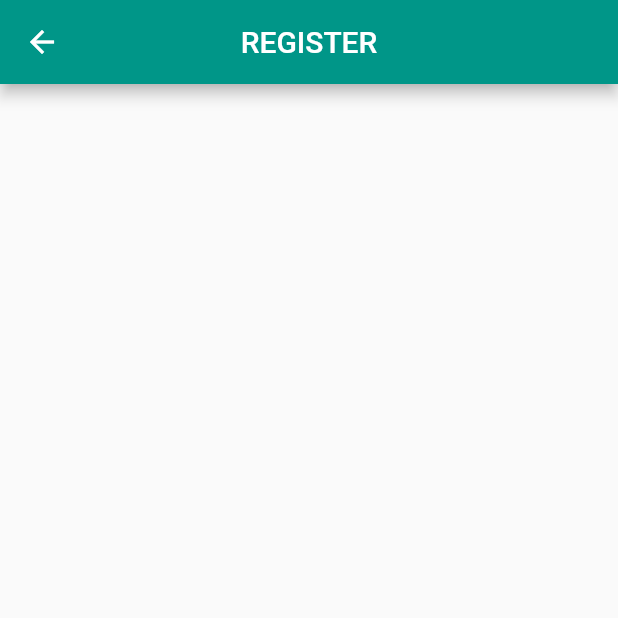
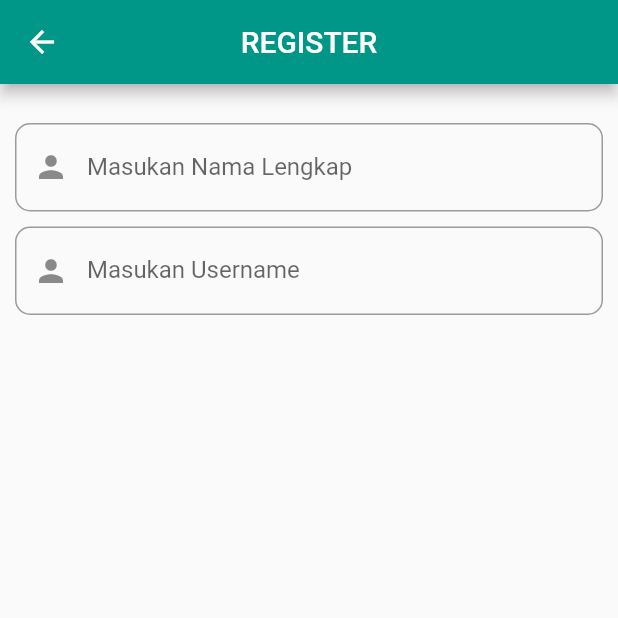
Before and after one commit to imamandrias/tugas13, a Flutter app: the screen it shows after launch, after a tap on "Belum Terdaftar? Daftar Sekarang", on a phone screen of 412 x 824 dp, the top half of it. Run offline on Flutter 3.47's test engine with Material 2 defaults, Android fonts, the phone set to English and light mode, and no system bars.

Commit message:
penambahan register

```diff
--- a/mahasiswaku_apps/lib/screen/page_login.dart
+++ b/mahasiswaku_apps/lib/screen/page_login.dart
@@ -26,6 +26,7 @@ class _LoginPageState extends State<LoginPage> {
         backgroundColor: Colors.teal,
         centerTitle: true,
       ),
+      backgroundColor: Colors.white,
       body: Form(
         key: _key,
         child: ListView(
--- a/mahasiswaku_apps/lib/screen/page_register.dart
+++ b/mahasiswaku_apps/lib/screen/page_register.dart
@@ -6,6 +6,10 @@ class RegisterPage extends StatefulWidget {
 }
 
 class _RegisterPageState extends State<RegisterPage> {
+  final _key = new GlobalKey<FormState>();
+  int value, umur;
+  String nama, email, username, password, nomorhp, alamat;
+
   @override
   Widget build(BuildContext context) {
     return Scaffold(
@@ -14,6 +18,57 @@ class _RegisterPageState extends State<RegisterPage> {
         centerTitle: true,
         backgroundColor: Colors.teal,
       ),
+      body: Form(
+        key: _key,
+        child: ListView(
+          padding: EdgeInsets.all(5.0),
+          children: [
+            SizedBox(height: 16.0,),
+            Padding(
+              padding: EdgeInsets.all(5.0),
+              child: TextFormField(
+                validator: (value) {
+                  if (value.isEmpty) {
+                    return 'Silahkan Masukan Nama Lengkap';
+                  }
+                  return null;
+                },
+                onSaved: (value) => nama = value,
+                decoration: InputDecoration(
+                  fillColor: Colors.white,
+                  prefixIcon: Icon(Icons.person),
+                  hintText: 'Nama Lengkap',
+                  labelText: 'Masukan Nama Lengkap',
+                  border: OutlineInputBorder(
+                    borderRadius: BorderRadius.circular(10.0),
+                  ),
+                ),
+              ),
+            ),
+            Padding(
+              padding: EdgeInsets.all(5.0),
+              child: TextFormField(
+                validator: (value) {
+                  if (value.isEmpty) {
+                    return 'Silahkan Masukan Username';
+                  }
+                  return null;
+                },
+                onSaved: (value) => username = value,
+                decoration: InputDecoration(
+                  fillColor: Colors.white,
+                  prefixIcon: Icon(Icons.person),
+                  hintText: 'Username',
+                  labelText: 'Masukan Username',
+                  border: OutlineInputBorder(
+                    borderRadius: BorderRadius.circular(10.0),
+                  ),
+                ),
+              ),
+            ),
+          ],
+        ),
+      ),
     );
   }
 }
```
